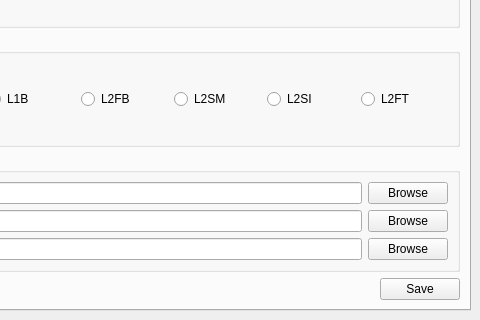
This is gui/interface.ui in l0r3m1psum/hydrognss_orchestrator as Qt 5 draws it before an edit; both pictures show x 138 to 618 and y 129 to 449 of the 618 by 449 pixel window. The edited form follows.
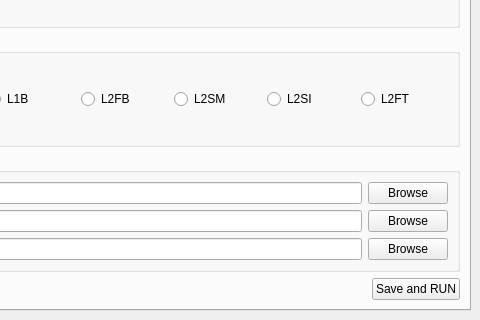
This is the edited form.

Patch:
```diff
--- a/gui/interface.ui
+++ b/gui/interface.ui
@@ -290,7 +290,7 @@
           <item>
            <widget class="QPushButton" name="btn_save">
             <property name="text">
-             <string>Save</string>
+             <string>Save and RUN</string>
             </property>
            </widget>
           </item>
```
